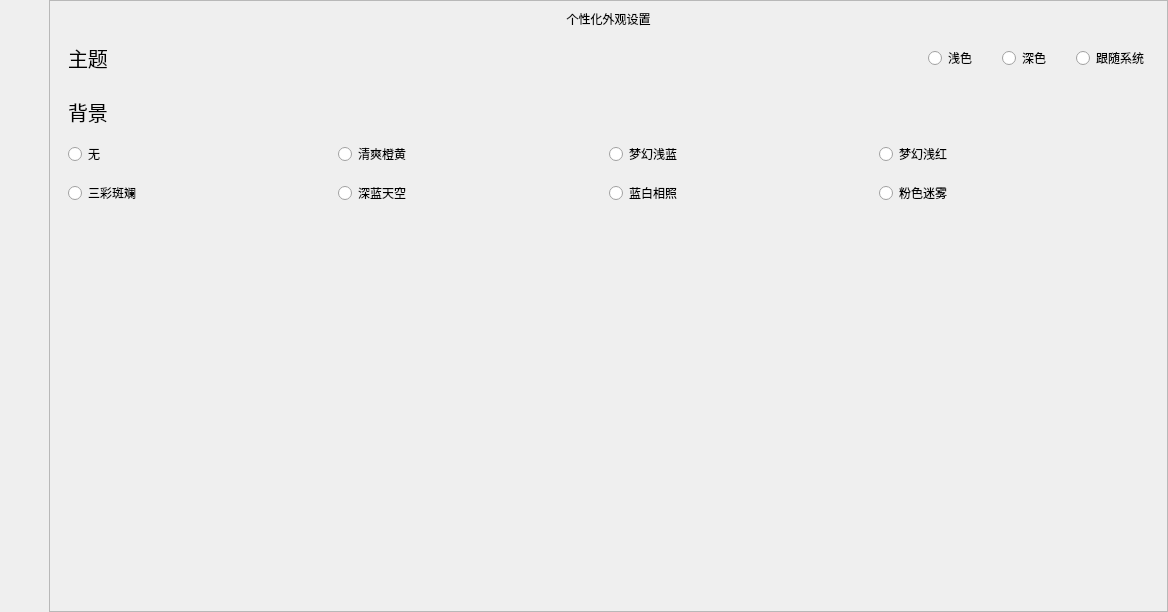
Above: UI/MainWindow/MainWindow.ui from SkyWorldStudio/Minecraft-Optimal-Starter_3 before the change. Below: the same form after it.
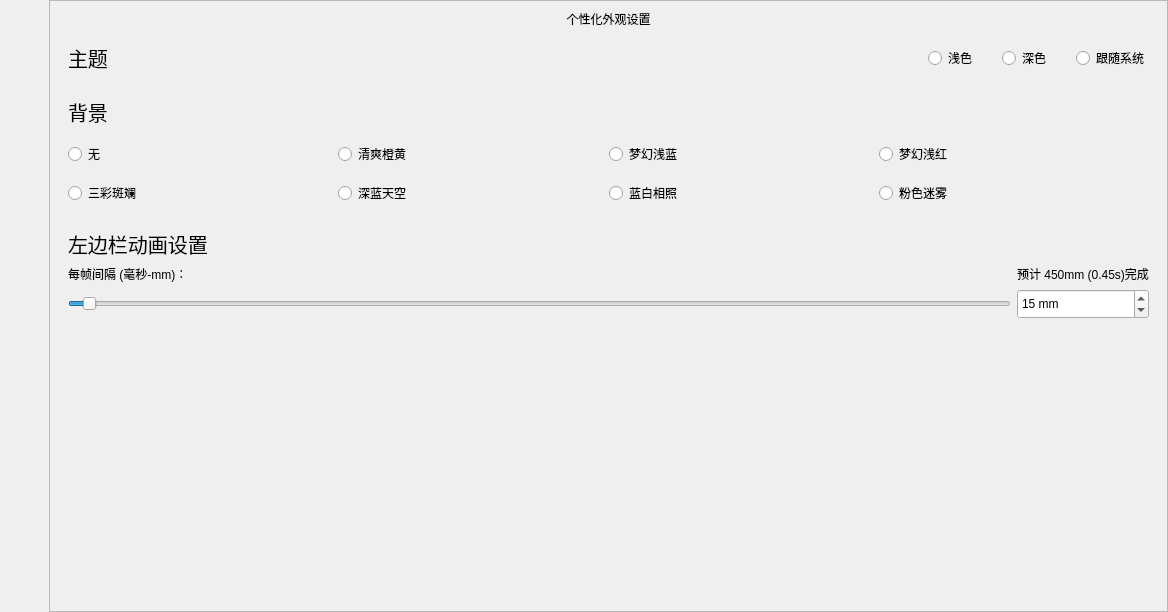
That is the form after the change. The open tabs and pages were chosen to show the change. Icons and pictures are not drawn. Custom widgets are drawn as their Qt base class.

Commit message: 📝 :优化页面 - 点击切换动画45% - 设置页面 55% - 切换背景 91%(貌似已完成) #2

The edit to the form file:
```diff
--- a/UI/MainWindow/MainWindow.ui
+++ b/UI/MainWindow/MainWindow.ui
@@ -457,8 +457,8 @@
                    <rect>
                     <x>0</x>
                     <y>0</y>
-                    <width>380</width>
-                    <height>216</height>
+                    <width>1117</width>
+                    <height>588</height>
                    </rect>
                   </property>
                   <layout class="QVBoxLayout" name="verticalLayout_2">
@@ -622,6 +622,112 @@
                      </layout>
                     </widget>
                    </item>
+                   <item>
+                    <widget class="QWidget" name="widget" native="true">
+                     <property name="styleSheet">
+                      <string notr="true"/>
+                     </property>
+                     <layout class="QGridLayout" name="gridLayout_7">
+                      <item row="0" column="0" colspan="2">
+                       <widget class="QLabel" name="label_page_settings_background_h2_2">
+                        <property name="font">
+                         <font>
+                          <pointsize>15</pointsize>
+                         </font>
+                        </property>
+                        <property name="text">
+                         <string>左边栏动画设置</string>
+                        </property>
+                       </widget>
+                      </item>
+                      <item row="1" column="0" colspan="2">
+                       <widget class="QLabel" name="label">
+                        <property name="sizePolicy">
+                         <sizepolicy hsizetype="Minimum" vsizetype="Preferred">
+                          <horstretch>0</horstretch>
+                          <verstretch>0</verstretch>
+                         </sizepolicy>
+                        </property>
+                        <property name="text">
+                         <string>每帧间隔 (毫秒-mm)：</string>
+                        </property>
+                        <property name="alignment">
+                         <set>Qt::AlignLeading|Qt::AlignLeft|Qt::AlignVCenter</set>
+                        </property>
+                       </widget>
+                      </item>
+                      <item row="1" column="2">
+                       <widget class="QLabel" name="label_2">
+                        <property name="sizePolicy">
+                         <sizepolicy hsizetype="Maximum" vsizetype="Preferred">
+                          <horstretch>0</horstretch>
+                          <verstretch>0</verstretch>
+                         </sizepolicy>
+                        </property>
+                        <property name="text">
+                         <string>预计 450mm (0.45s)完成</string>
+                        </property>
+                        <property name="alignment">
+                         <set>Qt::AlignCenter</set>
+                        </property>
+                       </widget>
+                      </item>
+                      <item row="2" column="2">
+                       <widget class="QSpinBox" name="spinBox">
+                        <property name="sizePolicy">
+                         <sizepolicy hsizetype="Minimum" vsizetype="Minimum">
+                          <horstretch>0</horstretch>
+                          <verstretch>0</verstretch>
+                         </sizepolicy>
+                        </property>
+                        <property name="minimumSize">
+                         <size>
+                          <width>42</width>
+                          <height>30</height>
+                         </size>
+                        </property>
+                        <property name="mouseTracking">
+                         <bool>false</bool>
+                        </property>
+                        <property name="focusPolicy">
+                         <enum>Qt::StrongFocus</enum>
+                        </property>
+                        <property name="styleSheet">
+                         <string notr="true"/>
+                        </property>
+                        <property name="suffix">
+                         <string> mm</string>
+                        </property>
+                        <property name="minimum">
+                         <number>1</number>
+                        </property>
+                        <property name="maximum">
+                         <number>1000</number>
+                        </property>
+                        <property name="value">
+                         <number>15</number>
+                        </property>
+                       </widget>
+                      </item>
+                      <item row="2" column="0" colspan="2">
+                       <widget class="QSlider" name="horizontalSlider">
+                        <property name="maximum">
+                         <number>1000</number>
+                        </property>
+                        <property name="value">
+                         <number>15</number>
+                        </property>
+                        <property name="sliderPosition">
+                         <number>15</number>
+                        </property>
+                        <property name="orientation">
+                         <enum>Qt::Horizontal</enum>
+                        </property>
+                       </widget>
+                      </item>
+                     </layout>
+                    </widget>
+                   </item>
                    <item>
                     <spacer name="verticalSpacer_8">
                      <property name="orientation">
```
Left out of the diff: 140 changed lines with no effect on the pictures. The commit also changes 6 other files.
